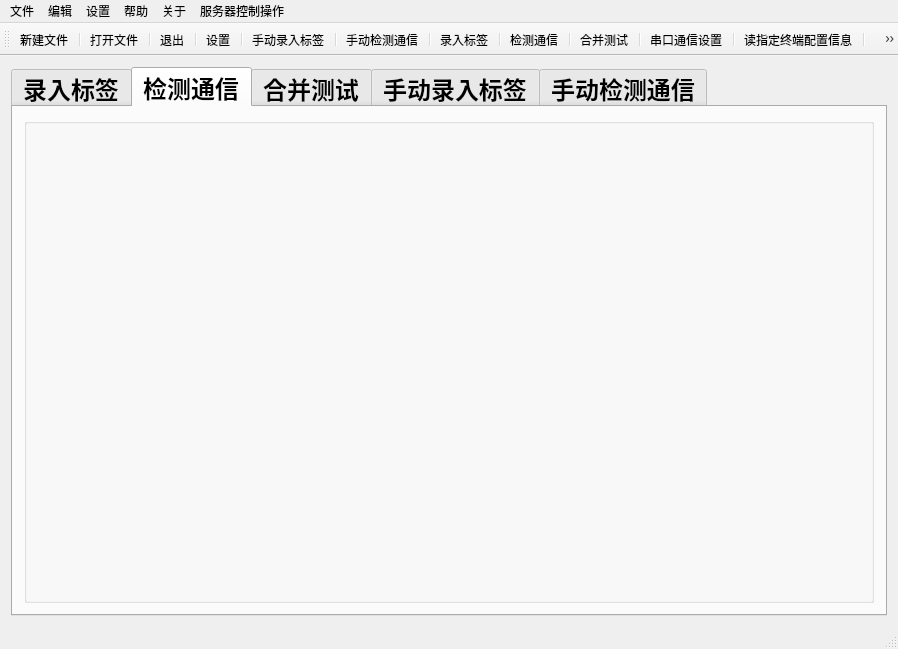
guoshijiang/IspdNewCalibrator, file mainwindow.ui: the form before one commit.
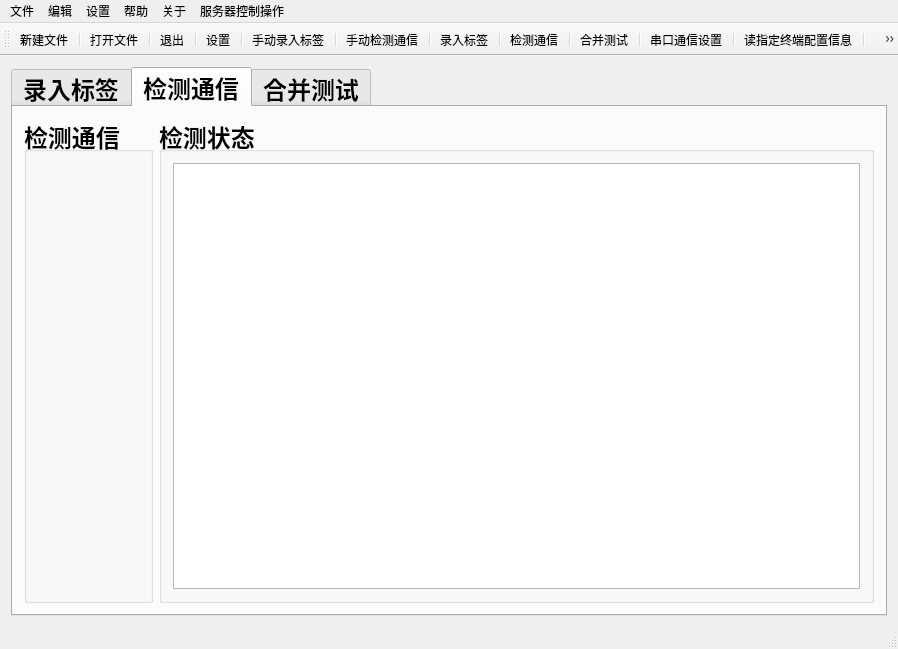
The form after the commit. The open tabs and pages were chosen to show the change. Icons and pictures are not drawn.

What changed in the file:
```diff
--- a/mainwindow.ui
+++ b/mainwindow.ui
@@ -45,14 +45,38 @@
        <attribute name="title">
         <string>检测通信</string>
        </attribute>
-       <layout class="QVBoxLayout" name="verticalLayout_5">
+       <layout class="QHBoxLayout" name="horizontalLayout_3">
         <item>
          <widget class="QGroupBox" name="groupBox_check">
           <property name="title">
-           <string/>
+           <string>检测通信</string>
           </property>
          </widget>
         </item>
+        <item>
+         <widget class="QGroupBox" name="groupBox_2">
+          <property name="sizePolicy">
+           <sizepolicy hsizetype="Preferred" vsizetype="Preferred">
+            <horstretch>0</horstretch>
+            <verstretch>0</verstretch>
+           </sizepolicy>
+          </property>
+          <property name="maximumSize">
+           <size>
+            <width>800</width>
+            <height>16777215</height>
+           </size>
+          </property>
+          <property name="title">
+           <string>检测状态</string>
+          </property>
+          <layout class="QHBoxLayout" name="horizontalLayout_4">
+           <item>
+            <widget class="QTextEdit" name="textEdit_check_status"/>
+           </item>
+          </layout>
+         </widget>
+        </item>
        </layout>
       </widget>
       <widget class="QWidget" name="tab_2">
@@ -78,34 +102,6 @@
         </item>
        </layout>
       </widget>
-      <widget class="QWidget" name="tab_4">
-       <attribute name="title">
-        <string>手动录入标签</string>
-       </attribute>
-       <layout class="QHBoxLayout" name="horizontalLayout">
-        <item>
-         <widget class="QGroupBox" name="groupBox_Mul_Recoed">
-          <property name="title">
-           <string/>
-          </property>
-         </widget>
-        </item>
-       </layout>
-      </widget>
-      <widget class="QWidget" name="tab_5">
-       <attribute name="title">
-        <string>手动检测通信</string>
-       </attribute>
-       <layout class="QHBoxLayout" name="horizontalLayout_2">
-        <item>
-         <widget class="QGroupBox" name="groupBox_Mul_check">
-          <property name="title">
-           <string/>
-          </property>
-         </widget>
-        </item>
-       </layout>
-      </widget>
      </widget>
     </item>
    </layout>
```
Left out of the diff: 24 changed lines with no effect on the pictures.
